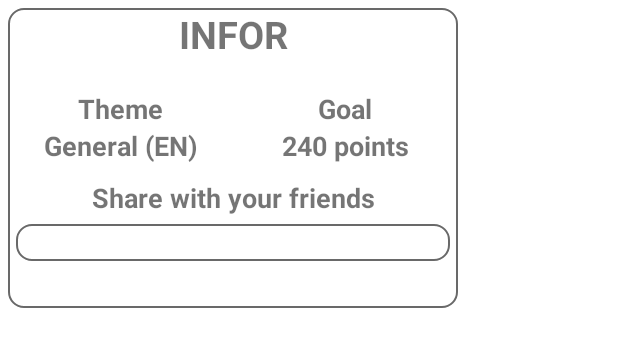
After one commit to trantrunghieu0409/mobile-project, an Android app: the layout popup_infor.xml on its own in the app's theme, with its tools: preview values and no code run, on a phone screen of 412 x 824 dp. The commit adds this screen. Shown: the top 347 px of the screen. Run offline under Robolectric (Android 15) with nearby library versions, the phone set to English and light mode, and no system bars.

Commit message:
popup for Answer Screen

```diff
--- /dev/null
+++ b/app/src/main/res/drawable/ic_baseline_sms_24.xml
@@ -0,0 +1,5 @@
+<vector android:height="50dp" android:tint="?attr/colorControlNormal"
+    android:viewportHeight="24" android:viewportWidth="24"
+    android:width="50dp" xmlns:android="http://schemas.android.com/apk/res/android">
+    <path android:fillColor="@android:color/white" android:pathData="M20,2L4,2c-1.1,0 -1.99,0.9 -1.99,2L2,22l4,-4h14c1.1,0 2,-0.9 2,-2L22,4c0,-1.1 -0.9,-2 -2,-2zM9,11L7,11L7,9h2v2zM13,11h-2L11,9h2v2zM17,11h-2L15,9h2v2z"/>
+</vector>
--- /dev/null
+++ b/app/src/main/res/layout/popup_infor.xml
@@ -0,0 +1,97 @@
+<?xml version="1.0" encoding="utf-8"?>
+<LinearLayout xmlns:android="http://schemas.android.com/apk/res/android"
+    android:orientation="vertical"
+    android:layout_width="300dp"
+    android:layout_height="200dp"
+    android:layout_margin="5dp"
+    android:background="@drawable/my_border">
+
+
+    <TextView
+        android:layout_width="match_parent"
+        android:layout_height="wrap_content"
+        android:text="@string/infor"
+        android:textStyle="bold"
+        android:textSize="25sp"
+        android:textAlignment="center"
+        android:layout_marginBottom="20dp"
+        />
+
+    <LinearLayout
+        android:layout_width="match_parent"
+        android:layout_height="wrap_content"
+        android:orientation="horizontal"
+        android:layout_marginBottom="10dp">
+        <LinearLayout
+            android:layout_width="0dp"
+            android:layout_height="match_parent"
+            android:layout_weight="1"
+            android:orientation="vertical">
+            <TextView
+                android:layout_width="match_parent"
+                android:layout_height="wrap_content"
+                android:gravity="center"
+                android:text="@string/theme"
+                android:textStyle="bold"
+                android:textSize="18sp"
+                android:textAlignment="center"
+                />
+            <TextView
+                android:layout_width="match_parent"
+                android:layout_height="wrap_content"
+                android:gravity="center"
+                android:text="General (EN)"
+                android:textStyle="bold"
+                android:textSize="18sp"
+                android:textAlignment="center"
+                />
+
+        </LinearLayout>
+
+        <LinearLayout
+            android:layout_width="0dp"
+            android:layout_height="match_parent"
+            android:layout_weight="1"
+            android:orientation="vertical">
+            <TextView
+                android:layout_width="match_parent"
+                android:layout_height="wrap_content"
+                android:gravity="center"
+                android:text="@string/goal"
+                android:textStyle="bold"
+                android:textSize="18sp"
+                android:textAlignment="center"
+                />
+            <TextView
+                android:layout_width="match_parent"
+                android:layout_height="wrap_content"
+                android:gravity="center"
+                android:text="240 points"
+                android:textStyle="bold"
+                android:textSize="18sp"
+                android:textAlignment="center"
+                />
+        </LinearLayout>
+
+    </LinearLayout>
+    <TextView
+        android:layout_width="match_parent"
+        android:layout_height="wrap_content"
+        android:gravity="center"
+        android:text="@string/share_with_your_friends"
+        android:textStyle="bold"
+        android:textSize="18sp"
+        android:textAlignment="center"
+        />
+    <TextView
+        android:layout_width="match_parent"
+        android:layout_height="wrap_content"
+        android:gravity="center"
+        android:textStyle="bold"
+        android:textSize="18sp"
+        android:textAlignment="center"
+        android:layout_margin="5dp"
+        android:background="@drawable/my_border"
+        />
+
+</LinearLayout>
--- a/app/src/main/res/values/strings.xml
+++ b/app/src/main/res/values/strings.xml
@@ -6,6 +6,16 @@
     <string name="play">Play</string>
     <string name="create_room">Create room</string>
     <string name="friends_title"><i><u>FRIEND LIST</u></i></string>
+    <string name="infor">INFOR</string>
+    <string name="share_with_your_friends">Share with your friends</string>
+    <string name="theme">Theme</string>
+    <string name="goal">Goal</string>
+    <string name="it_s_your_turn">It\'s your turn!</string>
+    <string name="draw_the_word">Draw the word:</string>
+    <string name="draw">Draw</string>
+    <string name="answer">Answer</string>
+    <string name="ok">OK</string>
+    <string name="noti">Noti</string>
     <string-array name="languages_array">
         <item>Mercury</item>
         <item>Venus</item>
```
Also changed, not shown: app/src/main/res/layout/popup_answer.xml (added, +35 -0 lines), app/src/main/res/layout/popup_chat.xml (added, +44 -0 lines), app/src/main/res/layout/popup_notidraw.xml (added, +44 -0 lines), app/src/main/res/layout/popup_notiuserdraw.xml (added, +44 -0 lines).
